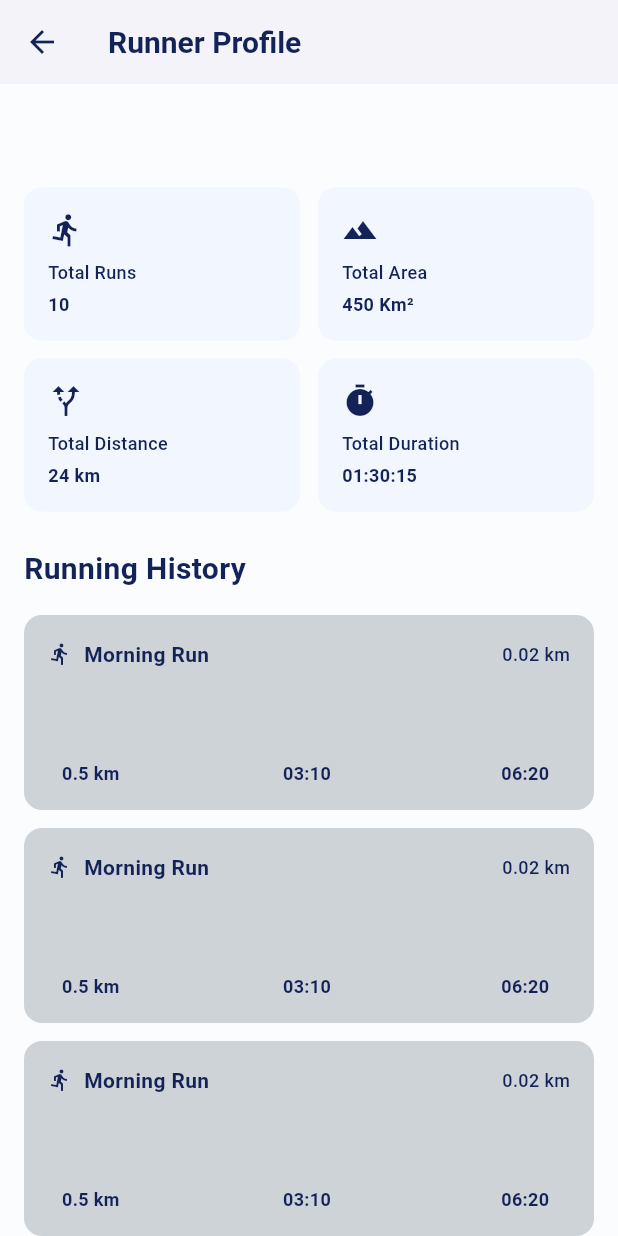
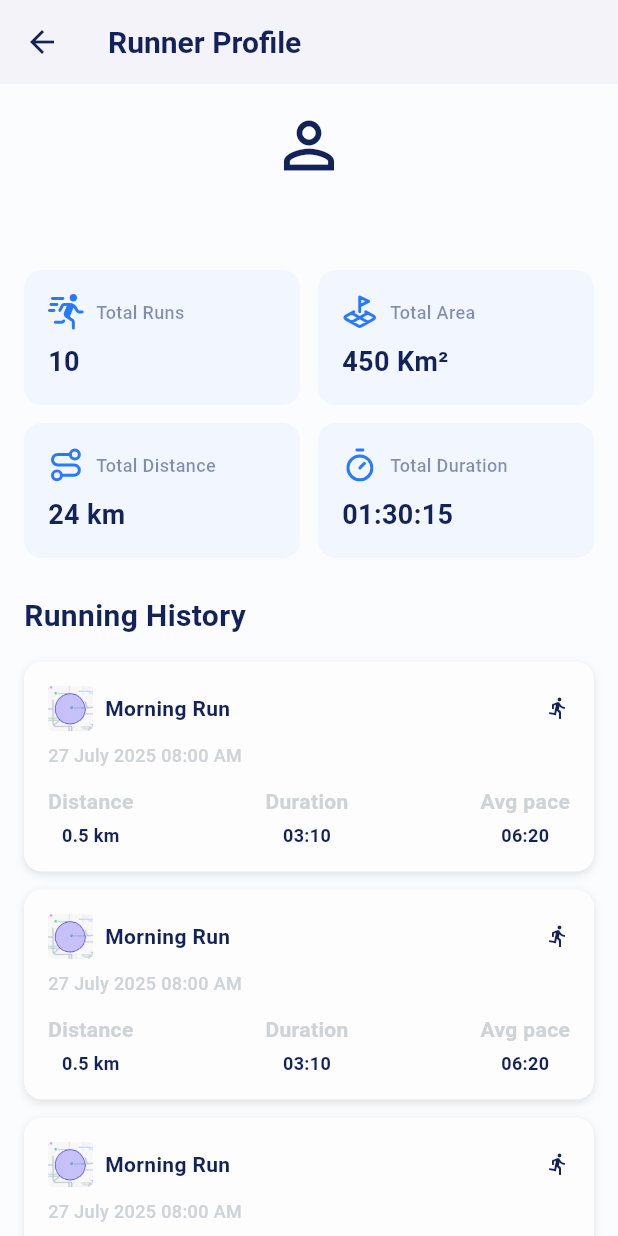
Before and after one commit to galihtra/turun, a Flutter app: the RunnerProfilePage screen opened directly with empty values, on a phone screen of 412 x 824 dp. Run offline on Flutter 3.47's test engine with Material 3 defaults, Android fonts, the phone set to English and light mode, and no system bars; our stand-ins replace flutter_dotenv, flutter_screenutil, flutter_svg, gap, google_fonts, google_maps_flutter and 2 more; accounts and stored records are empty.

Commit message:
update ui runner profile

```diff
--- a/lib/pages/territory_leaderboard/runner_profile_page.dart
+++ b/lib/pages/territory_leaderboard/runner_profile_page.dart
@@ -1,6 +1,9 @@
 import 'package:flutter/material.dart';
+import 'package:flutter_svg/flutter_svg.dart';
+import 'package:turun/resources/assets_app.dart';
 import 'package:turun/resources/colors_app.dart';
 import 'package:turun/resources/styles_app.dart';
+import 'package:turun/resources/values_app.dart';
 
 class RunnerProfilePage extends StatelessWidget {
   final String runnerName;
@@ -22,7 +25,7 @@ class RunnerProfilePage extends StatelessWidget {
         foregroundColor: AppColors.deepBlue,
         elevation: 1,
         leading: IconButton(
-          icon: Icon(Icons.arrow_back, color: AppColors.deepBlue),
+          icon: const Icon(Icons.arrow_back, color: AppColors.deepBlue),
           onPressed: () => Navigator.pop(context),
         ),
       ),
@@ -31,77 +34,83 @@ class RunnerProfilePage extends StatelessWidget {
         child: Column(
           crossAxisAlignment: CrossAxisAlignment.start,
           children: [
-            // Runner Name
             Center(
-              child: Text(
+              child: Column(
+                children: [
+                  const Icon(
+                    Icons.person_outline,
+                    color: AppColors.deepBlue,
+                    size: 50, // Menggunakan nilai langsung sebagai fallback
+                  ),
+                  const SizedBox(height: 8), // Fallback untuk AppGaps.kGap8
+                  Text(
                     runnerName,
-                style: AppStyles.title2SemiBold.copyWith(
+                    style: AppStyles.title3SemiBold.copyWith(
                       color: AppColors.deepBlue,
-                  fontWeight: FontWeight.bold,
                     ),
                   ),
+                ],
               ),
-            const SizedBox(height: 24),
-
-            // Stats Cards
+            ),
+            const SizedBox(height: 24), // Fallback untuk AppGaps.kGap24
             Row(
               children: [
                 Expanded(
                   child: _buildStatCard(
-                    icon: Icons.directions_run,
+                    icon: AppIcons.totalRun,
                     title: "Total Runs",
                     value: "10",
                   ),
                 ),
-                const SizedBox(width: 12),
+                const SizedBox(width: 12), // Fallback untuk AppGaps.kGap12
                 Expanded(
                   child: _buildStatCard(
-                    icon: Icons.landscape,
+                    icon: AppIcons.totalArea,
                     title: "Total Area",
                     value: "450 Km²",
                   ),
                 ),
               ],
             ),
-            const SizedBox(height: 12),
+            const SizedBox(height: 12), // Fallback untuk AppGaps.kGap12
             Row(
               children: [
                 Expanded(
                   child: _buildStatCard(
-                    icon: Icons.alt_route,
+                    icon: AppIcons.totalDistance,
                     title: "Total Distance",
                     value: "24 km",
                   ),
                 ),
-                const SizedBox(width: 12),
+                const SizedBox(width: 12), // Fallback untuk AppGaps.kGap12
                 Expanded(
                   child: _buildStatCard(
-                    icon: Icons.timer,
+                    icon: AppIcons.totalDuration,
                     title: "Total Duration",
                     value: "01:30:15",
                   ),
                 ),
               ],
             ),
-            const SizedBox(height: 24),
-
-            // Running History Title
+            const SizedBox(height: 24), // Fallback untuk AppGaps.kGap24
             Text(
               "Running History",
-              style: AppStyles.title2SemiBold.copyWith(
-                color: AppColors.deepBlue,
-                fontWeight: FontWeight.bold,
+              style:
+                  AppStyles.title2SemiBold.copyWith(color: AppColors.deepBlue),
             ),
-            ),
-            const SizedBox(height: 16),
-
-            // Running History List
+            const SizedBox(height: 16), // Fallback untuk AppGaps.kGap16
             ListView.separated(
               physics: const NeverScrollableScrollPhysics(),
               shrinkWrap: true,
               itemCount: 6,
               separatorBuilder: (context, index) => const SizedBox(height: 12),
-              itemBuilder: (context, index) => _buildRunHistoryItem(),
+              itemBuilder: (context, index) => _buildRunHistoryItem(
+                title: "Morning Run",
+                date: "27 July 2025 08:00 AM",
+                distance: "0.5 km",
+                duration: "03:10",
+                avgPace: "06:20",
+              ),
             ),
           ],
         ),
@@ -110,7 +119,7 @@ class RunnerProfilePage extends StatelessWidget {
   }
 
   Widget _buildStatCard({
-    required IconData icon,
+    required String icon,
     required String title,
     required String value,
   }) {
@@ -123,16 +132,25 @@ class RunnerProfilePage extends StatelessWidget {
       child: Column(
         crossAxisAlignment: CrossAxisAlignment.start,
         children: [
-          Icon(icon, color: AppColors.deepBlue),
+          Row(
+            children: [
+              SvgPicture.asset(
+                icon,
+                height: 24, // Fallback untuk AppDimens.h24
+                width: 24,  // Fallback untuk AppDimens.w24
+              ),
+              const SizedBox(width: 8), // Fallback untuk AppGaps.kGap8
+              Text(
+                title,
+                style: AppStyles.body3Medium
+                    .copyWith(color: AppColors.deepBlueOpacity),
+              ),
+            ],
+          ),
           const SizedBox(height: 8),
           Text(
-            title,
-            style: AppStyles.body3Medium.copyWith(color: AppColors.deepBlue),
-          ),
-          const SizedBox(height: 4),
-          Text(
             value,
-            style: AppStyles.body3Medium.copyWith(
+            style: AppStyles.title3Medium.copyWith(
               color: AppColors.deepBlue,
               fontWeight: FontWeight.bold,
             ),
@@ -142,46 +160,63 @@ class RunnerProfilePage extends StatelessWidget {
     );
   }
 
-  Widget _buildRunHistoryItem() {
+  Widget _buildRunHistoryItem({
+    String title = "Morning Run",
+    String date = "27 July 2025 08:00 AM",
+    String distance = "0.5 km",
+    String duration = "03:10",
+    String avgPace = "06:20",
+    String landmarkImage = AppImages.exMapsLandmark,
+  }) {
     return Container(
-      padding: const EdgeInsets.all(16),
+      padding: const EdgeInsets.all(16), // Fallback untuk AppPaddings.p16
       decoration: BoxDecoration(
-        color: AppColors.grey,
-        borderRadius: BorderRadius.circular(12),
+        color: AppColors.white,
+        borderRadius: BorderRadius.circular(12), // Fallback untuk AppDimens.r12
+        boxShadow: [
+          BoxShadow(
+            color: Colors.black.withOpacity(0.1),
+            blurRadius: 4,
+            offset: const Offset(0, 2),
+          ),
+        ],
       ),
       child: Column(
         crossAxisAlignment: CrossAxisAlignment.start,
         children: [
           Row(
             children: [
-              const Icon(Icons.directions_run, size: 16, color: AppColors.deepBlue),
+              Image.asset(
+                landmarkImage,
+                height: 30, // Fallback untuk AppDimens.h30
+                width: 30,  // Fallback untuk AppDimens.w30
+              ),
               const SizedBox(width: 8),
-              Text(
-                "Morning Run",
+              Expanded(
+                child: Text(
+                  title,
                   style: AppStyles.body2Medium.copyWith(
                     color: AppColors.deepBlue,
                     fontWeight: FontWeight.bold,
                   ),
                 ),
-              const Spacer(),
-              Text(
-                "0.02 km",
-                style: AppStyles.body3Medium.copyWith(color: AppColors.deepBlue),
               ),
+              const Icon(Icons.directions_run,
+                  size: 16, color: AppColors.deepBlue),
             ],
           ),
           const SizedBox(height: 8),
           Text(
-            "27 July 2025 08:00 AM",
+            date,
             style: AppStyles.body3Medium.copyWith(color: AppColors.grey),
           ),
           const SizedBox(height: 12),
-          const Row(
+          Row(
             mainAxisAlignment: MainAxisAlignment.spaceBetween,
             children: [
-              _RunDetailItem(title: "Distance", value: "0.5 km"),
-              _RunDetailItem(title: "Duration", value: "03:10"),
-              _RunDetailItem(title: "Avg pace", value: "06:20"),
+              _RunDetailItem(title: "Distance", value: distance),
+              _RunDetailItem(title: "Duration", value: duration),
+              _RunDetailItem(title: "Avg pace", value: avgPace),
             ],
           ),
         ],
--- a/lib/pages/territory_leaderboard/widgets/territory_leaderboard_content.dart
+++ b/lib/pages/territory_leaderboard/widgets/territory_leaderboard_content.dart
@@ -291,8 +291,12 @@ class _TerritoryLeaderboardContentState
         child: Row(
           mainAxisSize: MainAxisSize.min,
           children: [
-            Icon(Icons.person_outline, color: Colors.white, size: AppSizes.s16),
-            SizedBox(width: AppDimens.w4),
+            const Icon(
+              Icons.person_outline,
+              color: Colors.white,
+              size: AppSizes.s16,
+            ),
+            AppGaps.kGap4,
             Text(
               "Profile",
               style: AppStyles.label2SemiBold.copyWith(
--- a/lib/resources/assets_app.dart
+++ b/lib/resources/assets_app.dart
@@ -6,6 +6,7 @@ const String ICON_PATH = 'assets/icons';
 class AppImages {
   static const String logo = '$IMAGE_PATH/logo.png';
   static const String background = '$IMAGE_PATH/background.jpg';
+  static const String exMapsLandmark = '$IMAGE_PATH/example_maps_landmark.png';
 }
 
 class AppIcons {
@@ -19,4 +20,8 @@ class AppIcons {
   static const String territory = '$ICON_PATH/ic_territory.svg';
   static const String territoryActive = '$ICON_PATH/ic_territory_active.svg';
   static const String peopleRunning = '$ICON_PATH/ic_people_running.svg';
+  static const String totalRun = '$ICON_PATH/ic_total_run.svg';
+  static const String totalDuration = '$ICON_PATH/ic_total_duration.svg';
+  static const String totalDistance = '$ICON_PATH/ic_total_distance.svg';
+  static const String totalArea = '$ICON_PATH/ic_total_area.svg';
 }
```
Also changed, not shown: assets/icons/ic_total_area.svg (added), assets/icons/ic_total_distance.svg (added), assets/icons/ic_total_duration.svg (added), assets/icons/ic_total_run.svg (added), assets/images/example_maps_landmark.png (added). Lines whose indentation alone changed are shown as unchanged.
